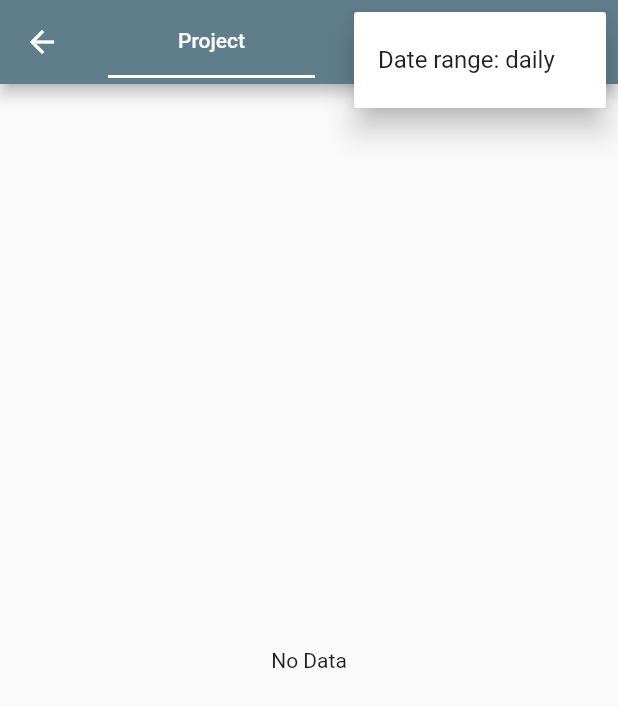
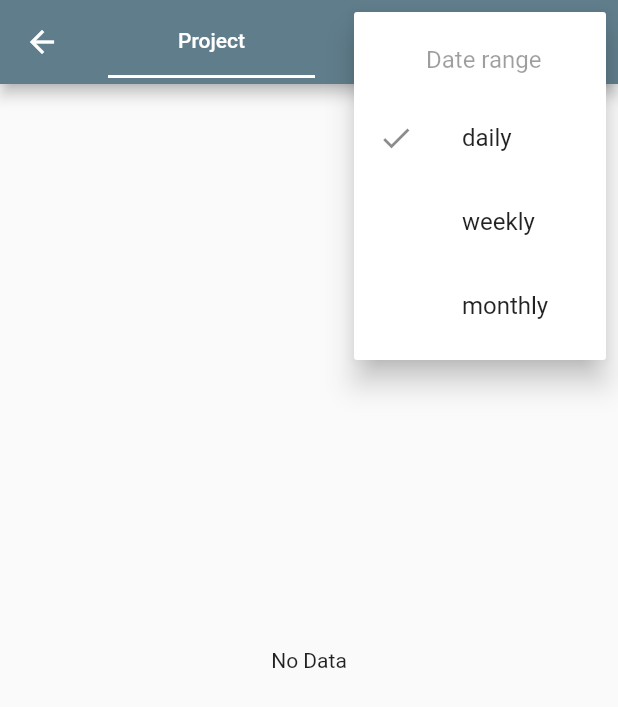
Before and after one commit to Rjiegit/gitme, a Flutter app: the TrendingPage screen opened by its route, after a tap on the "more vert" icon, on a phone screen of 412 x 824 dp. Shown: the top 707 px of the screen. Run offline on Flutter 3.47's test engine with Material 2 defaults, Android fonts, the phone set to English and light mode, and no system bars; our stand-ins replace flutter_dotenv, flutter_progress_hud, package_info, timeago; missing offline and left inert: github; network calls fail.

Commit message:
Add TrendingDateRange

```diff
--- a/lib/pages/trending/developer.dart
+++ b/lib/pages/trending/developer.dart
@@ -1,9 +1,17 @@
 import "package:flutter/material.dart";
 import 'package:gitme/components/github_trending_tiles.dart';
+import 'package:gitme/pages/trending/trending.dart';
 import 'package:gitme/services/github_trending_api.dart';
 import 'package:gitme/services/models/developer.dart';
 
 class TrendingDevelopers extends StatefulWidget {
+  const TrendingDevelopers({
+    Key? key,
+    required this.dateRange,
+  }) : super(key: key);
+
+  final TrendingDateRange dateRange;
+
   @override
   _TrendingDevelopersState createState() => _TrendingDevelopersState();
 }
@@ -14,11 +22,14 @@ class _TrendingDevelopersState extends State<TrendingDevelopers> {
   @override
   void initState() {
     super.initState();
-    developerList = githubTrendingClient.listDevelopers();
   }
 
   @override
   Widget build(BuildContext context) {
+    developerList = githubTrendingClient.listDevelopers(
+      since: "${widget.dateRange.toString().split('.')[1]}",
+    );
+
     return Scrollbar(
       child: RefreshIndicator(
         child: FutureBuilder(
@@ -41,11 +52,9 @@ class _TrendingDevelopersState extends State<TrendingDevelopers> {
                       );
                     },
                     separatorBuilder: (BuildContext context, int index) =>
-                        const Divider(height: 0.0),
+                    const Divider(height: 0.0),
                   );
                 } else {
-                  print(snapshot.error);
-
                   return Center(child: Text("No Data"));
                 }
               case ConnectionState.none:
@@ -57,7 +66,9 @@ class _TrendingDevelopersState extends State<TrendingDevelopers> {
         ),
         onRefresh: () async {
           setState(() {
-            developerList = githubTrendingClient.listDevelopers();
+            developerList = githubTrendingClient.listDevelopers(
+              since: "${widget.dateRange.toString().split('.')[1]}",
+            );
           });
         },
       ),
--- a/lib/pages/trending/project.dart
+++ b/lib/pages/trending/project.dart
@@ -1,9 +1,17 @@
 import "package:flutter/material.dart";
 import 'package:gitme/components/github_trending_tiles.dart';
+import 'package:gitme/pages/trending/trending.dart';
 import 'package:gitme/services/github_trending_api.dart';
 import 'package:gitme/services/models/project.dart';
 
 class TrendingProjects extends StatefulWidget {
+  const TrendingProjects({
+    Key? key,
+    required this.dateRange,
+  }) : super(key: key);
+
+  final TrendingDateRange dateRange;
+
   @override
   _TrendingProjectsState createState() => _TrendingProjectsState();
 }
@@ -12,13 +20,11 @@ class _TrendingProjectsState extends State<TrendingProjects> {
   Future<List<Project>>? projectList;
 
   @override
-  void initState() {
-    super.initState();
-    projectList = githubTrendingClient.listProjects();
-  }
+  Widget build(BuildContext context) {
+    projectList = githubTrendingClient.listProjects(
+      since: "${widget.dateRange.toString().split('.')[1]}",
+    );
 
-  @override
-  Widget build(BuildContext context) {
     return Scrollbar(
       child: RefreshIndicator(
         child: FutureBuilder(
@@ -44,11 +50,9 @@ class _TrendingProjectsState extends State<TrendingProjects> {
                       );
                     },
                     separatorBuilder: (BuildContext context, int index) =>
-                        const Divider(height: 0.0),
+                    const Divider(height: 0.0),
                   );
                 } else {
-                  print(snapshot.error);
-
                   return Center(child: Text("No Data"));
                 }
               case ConnectionState.none:
@@ -60,7 +64,9 @@ class _TrendingProjectsState extends State<TrendingProjects> {
         ),
         onRefresh: () async {
           setState(() {
-            projectList = githubTrendingClient.listProjects();
+            projectList = githubTrendingClient.listProjects(
+              since: "${widget.dateRange.toString().split('.')[1]}",
+            );
           });
         },
       ),
--- a/lib/pages/trending/trending.dart
+++ b/lib/pages/trending/trending.dart
@@ -2,7 +2,16 @@ import 'package:flutter/material.dart';
 import 'package:gitme/pages/trending/developer.dart';
 import 'package:gitme/pages/trending/project.dart';
 
-class TrendingPage extends StatelessWidget {
+enum TrendingDateRange { daily, weekly, monthly }
+
+class TrendingPage extends StatefulWidget {
+  @override
+  _TrendingPageState createState() => _TrendingPageState();
+}
+
+class _TrendingPageState extends State<TrendingPage> {
+  TrendingDateRange _dateRange = TrendingDateRange.daily;
+
   @override
   Widget build(BuildContext context) {
     return DefaultTabController(
@@ -19,18 +28,45 @@ class TrendingPage extends StatelessWidget {
             PopupMenuButton(
               itemBuilder: (BuildContext context) {
                 return [
-                  PopupMenuItem(
-                    child: Text("Date range: daily"),
+                  PopupMenuItem<TrendingDateRange>(
+                    child: Row(
+                      children: <Widget>[
+                        Icon(Icons.date_range),
+                        SizedBox(width: 8.0),
+                        Text("Date range"),
+                      ],
+                    ),
+                    enabled: false,
+                  ),
+                  CheckedPopupMenuItem<TrendingDateRange>(
+                    value: TrendingDateRange.daily,
+                    checked: _dateRange == TrendingDateRange.daily,
+                    child: Text("daily"),
+                  ),
+                  CheckedPopupMenuItem<TrendingDateRange>(
+                    value: TrendingDateRange.weekly,
+                    checked: _dateRange == TrendingDateRange.weekly,
+                    child: const Text("weekly"),
+                  ),
+                  CheckedPopupMenuItem<TrendingDateRange>(
+                    value: TrendingDateRange.monthly,
+                    checked: _dateRange == TrendingDateRange.monthly,
+                    child: const Text("monthly"),
                   ),
                 ];
+              },
+              onSelected: (TrendingDateRange range) {
+                setState(() {
+                  _dateRange = range;
+                });
               },
             ),
           ],
         ),
         body: TabBarView(
           children: <Widget>[
-            TrendingProjects(),
-            TrendingDevelopers(),
+            TrendingProjects(dateRange: _dateRange),
+            TrendingDevelopers(dateRange: _dateRange),
           ],
         ),
       ),
```
